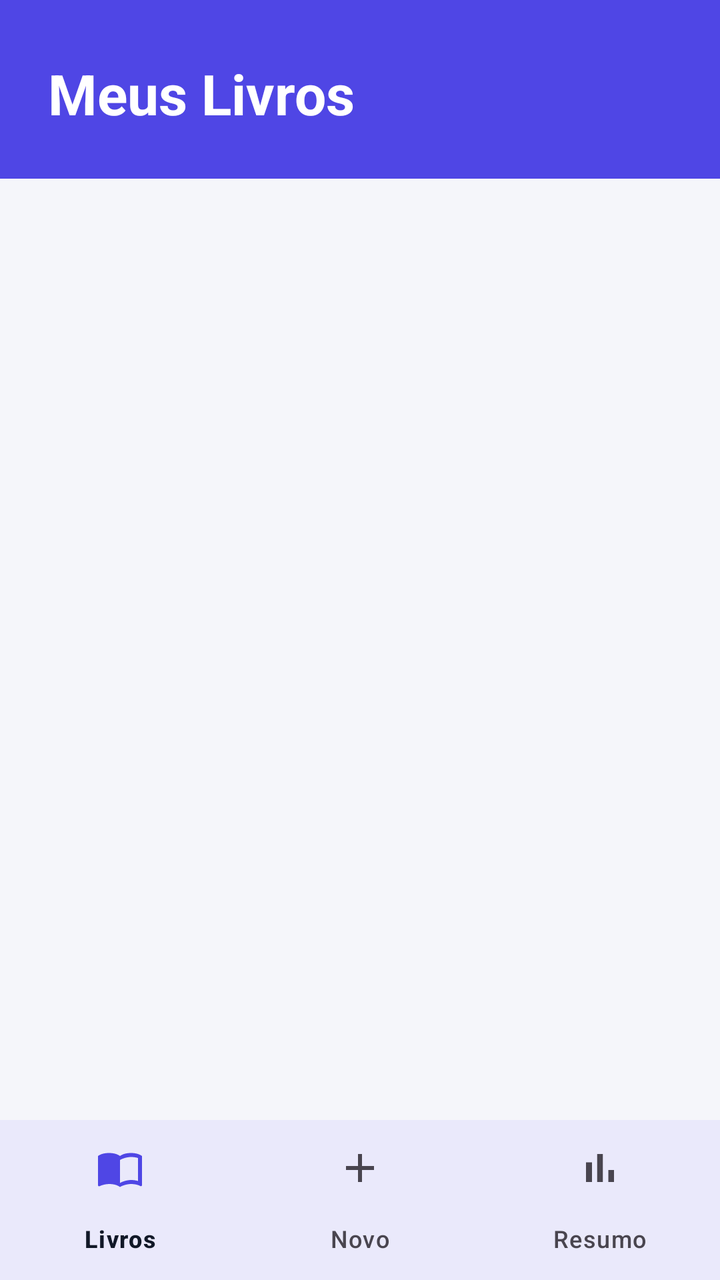
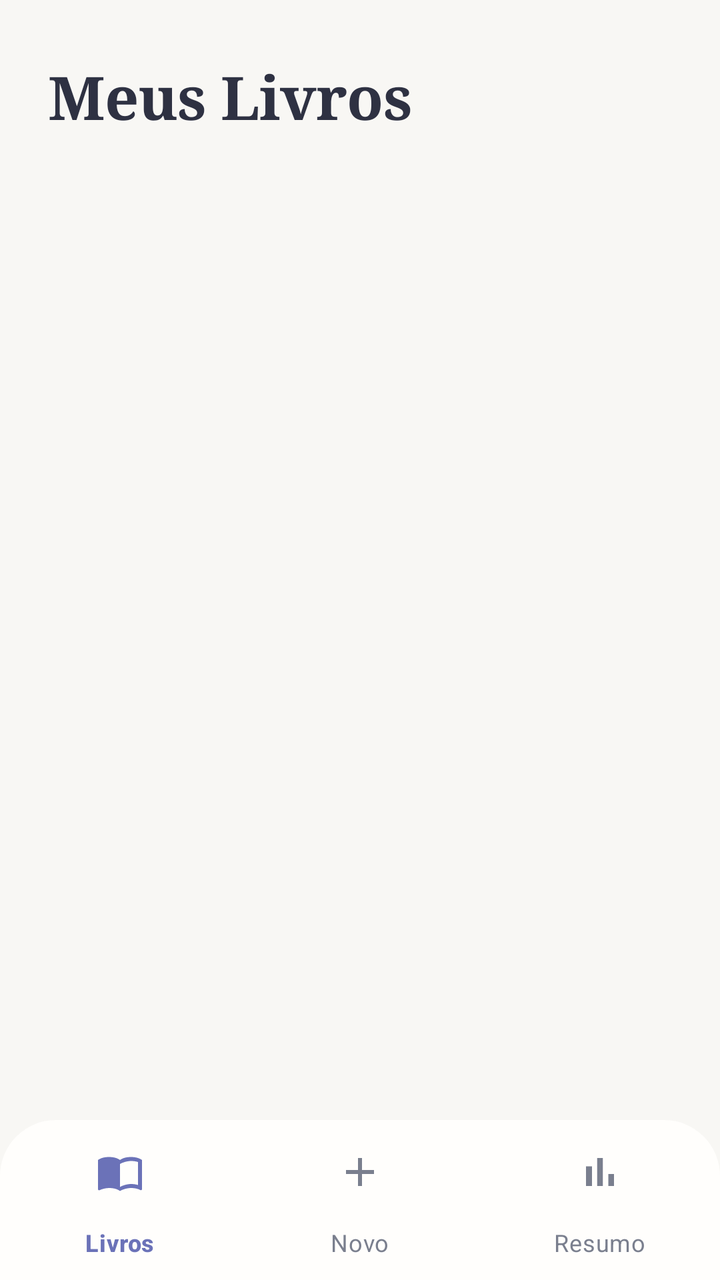

Compare the two renders of this Android layout. The source of the first and the diff that turns it into the second are given below.
<!-- AndroidManifest.xml: application theme Theme.BibliotecaPessoal -->
<!-- res/layout/activity_lista_livros.xml -->
<?xml version="1.0" encoding="utf-8"?>
<androidx.constraintlayout.widget.ConstraintLayout xmlns:android="http://schemas.android.com/apk/res/android"
    xmlns:app="http://schemas.android.com/apk/res-auto"
    xmlns:tools="http://schemas.android.com/tools"
    android:id="@+id/main"
    android:layout_width="match_parent"
    android:layout_height="match_parent"
    android:background="@color/cor_fundo"
    tools:context=".ListaLivrosActivity">

    
    <TextView
        android:id="@+id/txtCabecalho"
        android:layout_width="0dp"
        android:layout_height="wrap_content"
        android:background="@color/cor_primaria"
        android:paddingStart="24dp"
        android:paddingTop="28dp"
        android:paddingEnd="24dp"
        android:paddingBottom="24dp"
        android:text="@string/titulo_lista"
        android:textColor="@color/cor_texto_cabecalho"
        android:textSize="28sp"
        android:textStyle="bold"
        app:layout_constraintEnd_toEndOf="parent"
        app:layout_constraintStart_toStartOf="parent"
        app:layout_constraintTop_toTopOf="parent" />

    
    <androidx.recyclerview.widget.RecyclerView
        android:id="@+id/recyclerLivros"
        android:layout_width="0dp"
        android:layout_height="0dp"
        android:clipToPadding="false"
        android:paddingTop="12dp"
        android:paddingBottom="12dp"
        app:layout_constraintBottom_toTopOf="@id/bottomNav"
        app:layout_constraintEnd_toEndOf="parent"
        app:layout_constraintStart_toStartOf="parent"
        app:layout_constraintTop_toBottomOf="@id/txtCabecalho" />

    
    <com.google.android.material.bottomnavigation.BottomNavigationView
        android:id="@+id/bottomNav"
        android:layout_width="0dp"
        android:layout_height="wrap_content"
        android:background="@color/cor_superficie"
        app:elevation="8dp"
        app:layout_constraintBottom_toBottomOf="parent"
        app:layout_constraintEnd_toEndOf="parent"
        app:layout_constraintStart_toStartOf="parent"
        app:menu="@menu/menu_bottom" />

</androidx.constraintlayout.widget.ConstraintLayout>
<!-- resources referenced by this layout -->
<resources>
  <color name="cor_fundo">#F5F6FA</color>
  <color name="cor_primaria">#4F46E5</color>
  <color name="cor_superficie">#FFFFFF</color>
  <style name="Base.Theme.BibliotecaPessoal" parent="Theme.Material3.Light.NoActionBar">
          <item name="colorPrimary">@color/cor_primaria</item>
          <item name="colorOnPrimary">@color/cor_texto_cabecalho</item>
          <item name="colorPrimaryContainer">@color/cor_primaria_clara</item>
          <item name="colorOnPrimaryContainer">@color/cor_primaria</item>
          
          <item name="colorSecondaryContainer">@color/cor_primaria_clara</item>
          <item name="colorOnSecondaryContainer">@color/cor_primaria</item>
          <item name="colorSurface">@color/cor_superficie</item>
          <item name="colorOnSurface">@color/cor_texto_primario</item>
          <item name="colorOutline">@color/cor_divisor</item>
          <item name="android:colorBackground">@color/cor_fundo</item>
          <item name="android:windowBackground">@color/cor_fundo</item>
      </style>
  <color name="cor_primaria_clara">#E0E7FF</color>
  <color name="cor_texto_primario">#111827</color>
  <color name="cor_divisor">#E5E7EB</color>
  <!-- unchanged entries left out for length: 3 -->
</resources>

<!-- the commit's change to res/layout/activity_lista_livros.xml (unified diff, before → after) -->
@@ -11,17 +11,14 @@
     
     <TextView
         android:id="@+id/txtCabecalho"
+        style="@style/Texto.Cabecalho"
         android:layout_width="0dp"
         android:layout_height="wrap_content"
-        android:background="@color/cor_primaria"
         android:paddingStart="24dp"
         android:paddingTop="28dp"
         android:paddingEnd="24dp"
-        android:paddingBottom="24dp"
+        android:paddingBottom="8dp"
         android:text="@string/titulo_lista"
-        android:textColor="@color/cor_texto_cabecalho"
-        android:textSize="28sp"
-        android:textStyle="bold"
         app:layout_constraintEnd_toEndOf="parent"
         app:layout_constraintStart_toStartOf="parent"
         app:layout_constraintTop_toTopOf="parent" />
@@ -44,8 +41,6 @@
         android:id="@+id/bottomNav"
         android:layout_width="0dp"
         android:layout_height="wrap_content"
-        android:background="@color/cor_superficie"
-        app:elevation="8dp"
         app:layout_constraintBottom_toBottomOf="parent"
         app:layout_constraintEnd_toEndOf="parent"
         app:layout_constraintStart_toStartOf="parent"
<!-- resource entries referenced after the edit -->
@@ -1,8 +1,15 @@
 <!-- resources referenced by this layout -->
 <resources>
-  <color name="cor_fundo">#F5F6FA</color>
-  <color name="cor_primaria">#4F46E5</color>
-  <color name="cor_superficie">#FFFFFF</color>
+  <color name="cor_fundo">#F8F7F4</color>
+  <style name="Texto.Cabecalho" parent="">
+          <item name="android:fontFamily">serif</item>
+          <item name="android:textStyle">bold</item>
+          <item name="android:textSize">30sp</item>
+          <item name="android:letterSpacing">-0.01</item>
+          <item name="android:textColor">@color/cor_texto_primario</item>
+      </style>
+  <color name="cor_primaria">#6B72B8</color>
+  <color name="cor_superficie">#FFFEFC</color>
   <style name="Base.Theme.BibliotecaPessoal" parent="Theme.Material3.Light.NoActionBar">
           <item name="colorPrimary">@color/cor_primaria</item>
           <item name="colorOnPrimary">@color/cor_texto_cabecalho</item>
@@ -16,10 +23,66 @@
           <item name="colorOutline">@color/cor_divisor</item>
           <item name="android:colorBackground">@color/cor_fundo</item>
           <item name="android:windowBackground">@color/cor_fundo</item>
+          
+          <item name="materialButtonStyle">@style/Botao.Principal</item>
+          <item name="bottomNavigationStyle">@style/MenuInferior</item>
+          <item name="checkboxStyle">@style/Caixa.Lido</item>
       </style>
-  <color name="cor_primaria_clara">#E0E7FF</color>
-  <color name="cor_texto_primario">#111827</color>
-  <color name="cor_divisor">#E5E7EB</color>
+  <color name="cor_primaria_clara">#F2F2F8</color>
+  <color name="cor_texto_primario">#2E3142</color>
+  <color name="cor_divisor">#ECEAE4</color>
+  <style name="Botao.Principal" parent="Widget.Material3.Button">
+          <item name="android:fontFamily">sans-serif-medium</item>
+          <item name="android:textAllCaps">false</item>
+          <item name="android:textSize">16sp</item>
+          <item name="android:letterSpacing">0.02</item>
+      </style>
+  <style name="MenuInferior" parent="Widget.Material3.BottomNavigationView">
+          <item name="backgroundTint">@color/cor_superficie</item>
+          <item name="elevation">16dp</item>
+          <item name="shapeAppearance">@style/Forma.MenuInferior</item>
+          <item name="itemPaddingTop">14dp</item>
+          <item name="itemPaddingBottom">14dp</item>
+          <item name="labelVisibilityMode">labeled</item>
+          <item name="itemTextAppearanceActive">@style/Texto.MenuAtivo</item>
+          <item name="itemTextAppearanceInactive">@style/Texto.MenuInativo</item>
+          <item name="itemActiveIndicatorStyle">@style/Indicador.MenuInferior</item>
+          <item name="materialThemeOverlay">@style/Overlay.MenuInferior</item>
+      </style>
+  <style name="Caixa.Lido" parent="Widget.Material3.CompoundButton.CheckBox">
+          <item name="android:fontFamily">sans-serif</item>
+          <item name="android:textSize">16sp</item>
+      </style>
+  <style name="Forma.MenuInferior" parent="">
+          <item name="cornerFamily">rounded</item>
+          <item name="cornerSizeTopLeft">28dp</item>
+          <item name="cornerSizeTopRight">28dp</item>
+          <item name="cornerSizeBottomLeft">0dp</item>
+          <item name="cornerSizeBottomRight">0dp</item>
+      </style>
+  <style name="Texto.MenuAtivo" parent="TextAppearance.Material3.LabelMedium">
+          <item name="android:fontFamily">sans-serif-medium</item>
+          <item name="fontFamily">sans-serif-medium</item>
+          <item name="android:letterSpacing">0.02</item>
+      </style>
+  <style name="Texto.MenuInativo" parent="TextAppearance.Material3.LabelMedium">
+          <item name="android:fontFamily">sans-serif</item>
+          <item name="fontFamily">sans-serif</item>
+          <item name="android:letterSpacing">0.02</item>
+      </style>
+  <style name="Indicador.MenuInferior" parent="Widget.Material3.BottomNavigationView.ActiveIndicator">
+          <item name="android:width">72dp</item>
+          <item name="android:height">34dp</item>
+          <item name="android:color">@color/cor_primaria_clara</item>
+      </style>
+  <style name="Overlay.MenuInferior" parent="">
+          <item name="colorOnSecondaryContainer">@color/cor_primaria</item>
+          <item name="colorOnSurface">@color/cor_primaria</item>
+          <item name="colorOnSurfaceVariant">@color/cor_texto_secundario</item>
+          <item name="elevationOverlayEnabled">false</item>
+          <item name="colorSurfaceContainer">@color/cor_superficie</item>
+      </style>
+  <color name="cor_texto_secundario">#7A7F8E</color>
   <!-- unchanged entries left out for length: 3 -->
 </resources>
 
